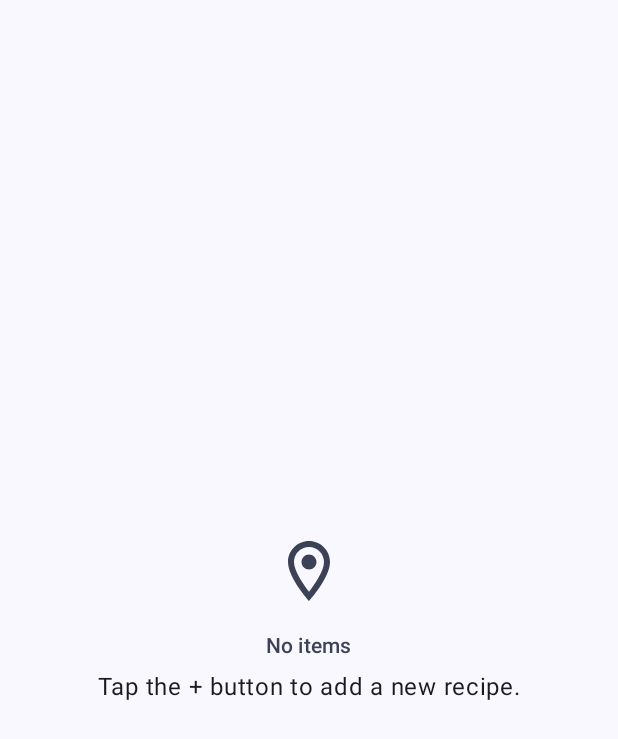
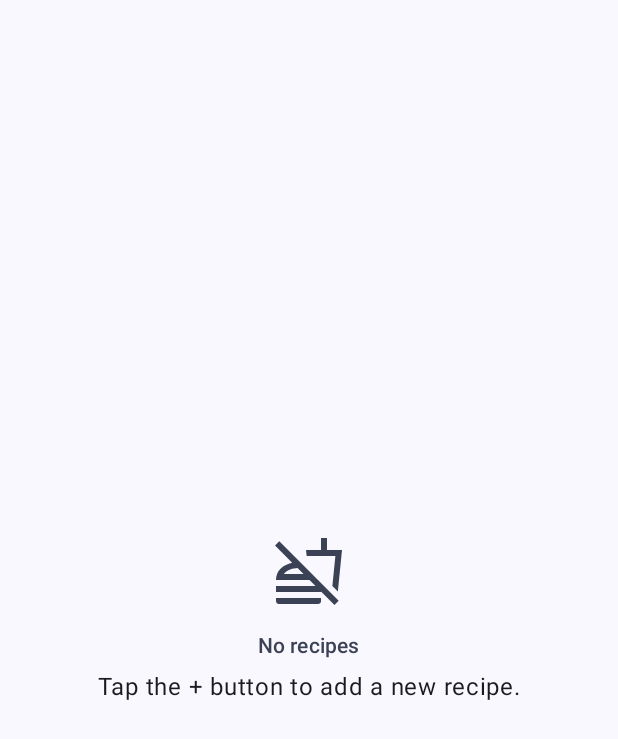
Before and after one commit to mazumih/RecipeSwapper, an Android app built with Jetpack Compose: the composable NoItemsPlaceholder shown on its own in the app's theme, on a phone screen of 412 x 824 dp. Shown: the top 739 px of the screen. Run offline under Robolectric (Android 15) with nearby library versions, the phone set to English and light mode, and no system bars.

Commit message:
Modified home screen icons and text

```diff
--- a/RecipeSwapper/app/src/main/java/com/example/recipeswapper/ui/screens/home/HomeScreen.kt
+++ b/RecipeSwapper/app/src/main/java/com/example/recipeswapper/ui/screens/home/HomeScreen.kt
@@ -1,4 +1,4 @@
-package com.example.recipeswapper.ui.screens
+package com.example.recipeswapper.ui.screens.home
 
 import androidx.compose.foundation.Image
 import androidx.compose.foundation.background
@@ -17,7 +17,7 @@ import androidx.compose.foundation.shape.CircleShape
 import androidx.compose.material.icons.Icons
 import androidx.compose.material.icons.filled.Add
 import androidx.compose.material.icons.outlined.Image
-import androidx.compose.material.icons.outlined.LocationOn
+import androidx.compose.material.icons.outlined.NoFood
 import androidx.compose.material3.Card
 import androidx.compose.material3.CardDefaults
 import androidx.compose.material3.FabPosition
@@ -64,7 +64,7 @@ fun HomeScreen(
             ) {
                 items(state.recipes) { item ->
                     GridItem(
-                        onClick = { /* TODO */ },
+                        onClick = { navController.navigate(SwapperRoute.RecipeDetails(item.id)) },
                         item
                     )
                 }
@@ -115,7 +115,6 @@ fun GridItem(onClick: () -> Unit, item: Recipe) {
     }
 }
 
-
 @Composable
 fun NoItemsPlaceholder(modifier: Modifier = Modifier) {
     Column(
@@ -124,12 +123,12 @@ fun NoItemsPlaceholder(modifier: Modifier = Modifier) {
         modifier = Modifier.fillMaxSize()
     ) {
         Icon(
-            Icons.Outlined.LocationOn, "Location icon",
+            Icons.Outlined.NoFood, "No Food icon",
             modifier = Modifier.padding(bottom = 16.dp).size(48.dp),
             tint = MaterialTheme.colorScheme.secondary
         )
         Text(
-            "No items",
+            "No recipes",
             style = MaterialTheme.typography.titleSmall,
             color = MaterialTheme.colorScheme.secondary,
             modifier = Modifier.padding(bottom = 8.dp)
```
